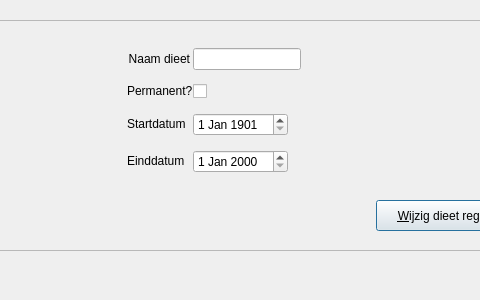
Before: the Qt Designer form src/carereport/views/dietheader.ui in Mholscher/carereport, drawn with Qt 5; both pictures show x 143 to 623 and y 0 to 300 of the 738 by 300 pixel window.
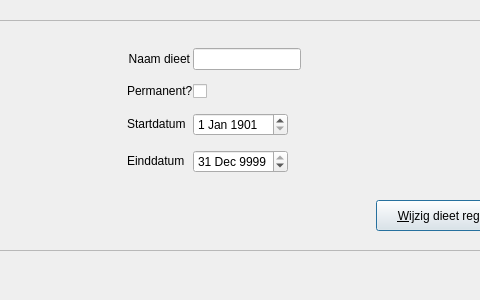
After: the same form once the commit is applied. Custom widgets are drawn as their Qt base class.

Diff of the .ui file:
```diff
--- a/src/carereport/views/dietheader.ui
+++ b/src/carereport/views/dietheader.ui
@@ -92,6 +92,16 @@
          <verstretch>0</verstretch>
         </sizepolicy>
        </property>
+       <property name="dateTime">
+        <datetime>
+         <hour>0</hour>
+         <minute>0</minute>
+         <second>0</second>
+         <year>9999</year>
+         <month>12</month>
+         <day>31</day>
+        </datetime>
+       </property>
       </widget>
      </item>
      <item row="2" column="5">
```
